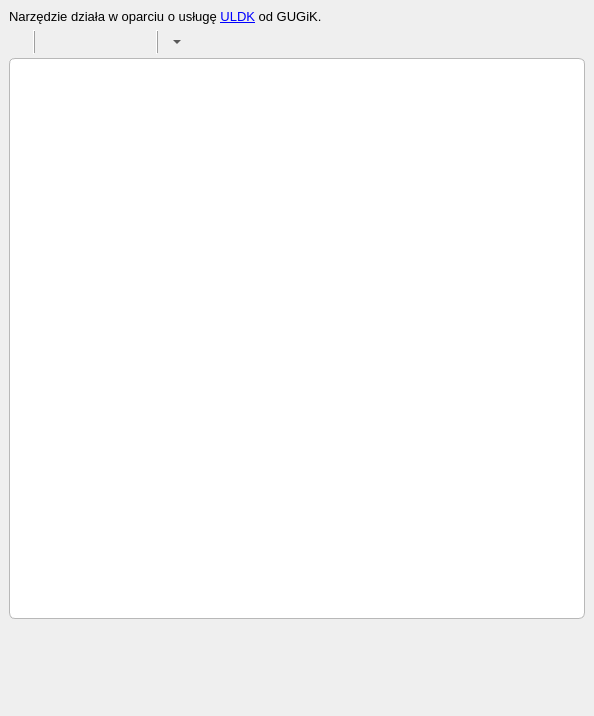
Before: the Qt Designer form gissupport_plugin/modules/uldk/plugin_dockwidget_base.ui in gis-support/gis-support-plugin, drawn with Qt 5.
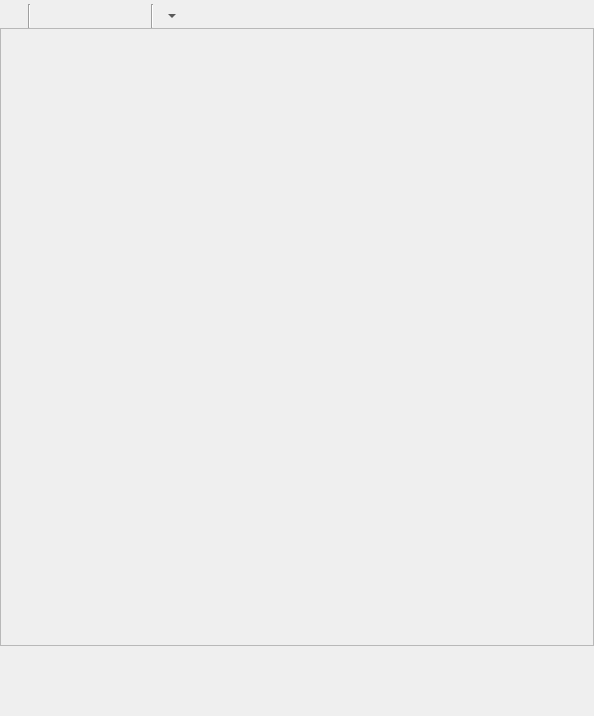
After: the same form once the commit is applied. Icons and pictures are not drawn.

```diff
--- a/gissupport_plugin/modules/uldk/plugin_dockwidget_base.ui
+++ b/gissupport_plugin/modules/uldk/plugin_dockwidget_base.ui
@@ -10,59 +10,17 @@
     <height>716</height>
    </rect>
   </property>
+  <property name="minimumSize">
+   <size>
+    <width>190</width>
+    <height>0</height>
+   </size>
+  </property>
   <property name="windowTitle">
    <string>Wtyczka GIS Support - Wyszukiwarka działek ewidencyjnych</string>
   </property>
   <widget class="QWidget" name="dockWidgetContents">
    <layout class="QVBoxLayout" name="verticalLayout_4">
-    <item>
-     <widget class="QLabel" name="infoLabel">
-      <property name="text">
-       <string>&lt;html&gt;&lt;head/&gt;&lt;body&gt;&lt;p&gt;&lt;span style=&quot; font-size:10pt;&quot;&gt;Narzędzie działa w oparciu o usługę &lt;a href=&quot;https://uldk.gugik.gov.pl/opis.html&quot;&gt;&lt;span style=&quot; text-decoration: underline; color:#0000ff;&quot;&gt;ULDK&lt;/span&gt;&lt;/a&gt; od GUGiK.&lt;/span&gt;&lt;/p&gt;&lt;/body&gt;&lt;/html&gt;</string>
-      </property>
-      <property name="textFormat">
-       <enum>Qt::RichText</enum>
-      </property>
-      <property name="wordWrap">
-       <bool>true</bool>
-      </property>
-      <property name="openExternalLinks">
-       <bool>true</bool>
-      </property>
-     </widget>
-    </item>
-    <item>
-     <widget class="QScrollArea" name="scrollArea">
-      <property name="styleSheet">
-       <string notr="true">QWidget#dynamic_container {
-    background-color: palette(base);
-    border: 1px solid palette(mid);
-    border-radius: 6px;
-    margin-top: 4px;
-}</string>
-      </property>
-      <property name="frameShape">
-       <enum>QFrame::NoFrame</enum>
-      </property>
-      <property name="frameShadow">
-       <enum>QFrame::Plain</enum>
-      </property>
-      <property name="midLineWidth">
-       <number>0</number>
-      </property>
-      <property name="widgetResizable">
-       <bool>true</bool>
-      </property>
-      <widget class="QWidget" name="scrollAreaWidgetContents">
-       <property name="geometry">
-        <rect>
-         <x>0</x>
-         <y>0</y>
-         <width>570</width>
-         <height>560</height>
-        </rect>
-       </property>
-       <layout class="QVBoxLayout" name="verticalLayout_6">
        <property name="spacing">
          <number>0</number>
         </property>
@@ -70,7 +28,7 @@
          <number>0</number>
         </property>
         <property name="topMargin">
-         <number>0</number>
+     <number>4</number>
         </property>
         <property name="rightMargin">
          <number>0</number>
@@ -103,7 +61,7 @@
             <number>0</number>
            </property>
            <property name="leftMargin">
-            <number>0</number>
+        <number>4</number>
            </property>
            <property name="topMargin">
             <number>0</number>
@@ -116,6 +74,18 @@
            </property>
            <item>
             <widget class="QToolButton" name="btnIdentify">
+         <property name="minimumSize">
+          <size>
+           <width>24</width>
+           <height>24</height>
+          </size>
+         </property>
+         <property name="maximumSize">
+          <size>
+           <width>24</width>
+           <height>24</height>
+          </size>
+         </property>
              <property name="text">
               <string/>
              </property>
@@ -154,7 +124,7 @@
               </sizepolicy>
              </property>
              <property name="frameShadow">
-              <enum>QFrame::Raised</enum>
+          <enum>QFrame::Sunken</enum>
              </property>
              <property name="orientation">
               <enum>Qt::Vertical</enum>
@@ -163,6 +133,18 @@
            </item>
            <item>
             <widget class="QToolButton" name="btn_tab_search">
+         <property name="minimumSize">
+          <size>
+           <width>24</width>
+           <height>24</height>
+          </size>
+         </property>
+         <property name="maximumSize">
+          <size>
+           <width>24</width>
+           <height>24</height>
+          </size>
+         </property>
              <property name="mouseTracking">
               <bool>false</bool>
              </property>
@@ -194,6 +176,18 @@
            </item>
            <item>
             <widget class="QToolButton" name="btn_tab_import_csv">
+         <property name="minimumSize">
+          <size>
+           <width>24</width>
+           <height>24</height>
+          </size>
+         </property>
+         <property name="maximumSize">
+          <size>
+           <width>24</width>
+           <height>24</height>
+          </size>
+         </property>
              <property name="iconSize">
               <size>
                <width>20</width>
@@ -219,6 +213,18 @@
            </item>
            <item>
             <widget class="QToolButton" name="btn_tab_from_csv_file">
+         <property name="minimumSize">
+          <size>
+           <width>24</width>
+           <height>24</height>
+          </size>
+         </property>
+         <property name="maximumSize">
+          <size>
+           <width>24</width>
+           <height>24</height>
+          </size>
+         </property>
              <property name="iconSize">
               <size>
                <width>20</width>
@@ -244,6 +250,18 @@
            </item>
            <item>
             <widget class="QToolButton" name="btn_tab_import_layer">
+         <property name="minimumSize">
+          <size>
+           <width>24</width>
+           <height>24</height>
+          </size>
+         </property>
+         <property name="maximumSize">
+          <size>
+           <width>24</width>
+           <height>24</height>
+          </size>
+         </property>
              <property name="iconSize">
               <size>
                <width>20</width>
@@ -269,6 +287,18 @@
            </item>
            <item>
             <widget class="QToolButton" name="btn_tab_check_layer">
+         <property name="minimumSize">
+          <size>
+           <width>24</width>
+           <height>24</height>
+          </size>
+         </property>
+         <property name="maximumSize">
+          <size>
+           <width>24</width>
+           <height>24</height>
+          </size>
+         </property>
              <property name="iconSize">
               <size>
                <width>20</width>
@@ -301,7 +331,7 @@
               </sizepolicy>
              </property>
              <property name="frameShadow">
-              <enum>QFrame::Raised</enum>
+          <enum>QFrame::Sunken</enum>
              </property>
              <property name="orientation">
               <enum>Qt::Vertical</enum>
@@ -310,6 +340,18 @@
            </item>
            <item>
             <widget class="QToolButton" name="btn_save_settings">
+         <property name="minimumSize">
+          <size>
+           <width>24</width>
+           <height>24</height>
+          </size>
+         </property>
+         <property name="maximumSize">
+          <size>
+           <width>24</width>
+           <height>24</height>
+          </size>
+         </property>
              <property name="iconSize">
               <size>
                <width>20</width>
@@ -335,6 +377,18 @@
            </item>
            <item>
             <widget class="QToolButton" name="btn_info">
+         <property name="minimumSize">
+          <size>
+           <width>24</width>
+           <height>24</height>
+          </size>
+         </property>
+         <property name="maximumSize">
+          <size>
+           <width>24</width>
+           <height>24</height>
+          </size>
+         </property>
              <property name="iconSize">
               <size>
                <width>20</width>
@@ -375,45 +429,24 @@
          </widget>
         </item>
         <item>
-         <widget class="QFrame" name="frame_save_settings">
+     <widget class="QScrollArea" name="scrollArea">
           <property name="frameShape">
-           <enum>QFrame::NoFrame</enum>
-          </property>
-          <layout class="QVBoxLayout" name="verticalLayout_save">
-           <property name="spacing">
-            <number>0</number>
-           </property>
-           <property name="leftMargin">
-            <number>0</number>
-           </property>
-           <property name="topMargin">
-            <number>0</number>
-           </property>
-           <property name="rightMargin">
-            <number>0</number>
-           </property>
-           <property name="bottomMargin">
-            <number>0</number>
-           </property>
-           <item>
-            <widget class="QFrame" name="dynamic_container">
-             <property name="sizePolicy">
-              <sizepolicy hsizetype="Preferred" vsizetype="Expanding">
-               <horstretch>0</horstretch>
-               <verstretch>0</verstretch>
-              </sizepolicy>
-             </property>
-             <property name="styleSheet">
-              <string notr="true"/>
-             </property>
-             <property name="frameShape">
-              <enum>QFrame::NoFrame</enum>
+       <enum>QFrame::StyledPanel</enum>
              </property>
              <property name="frameShadow">
-              <enum>QFrame::Raised</enum>
-             </property>
-             <property name="lineWidth">
-              <number>1</number>
+       <enum>QFrame::Plain</enum>
+      </property>
+      <property name="widgetResizable">
+       <bool>true</bool>
+      </property>
+      <widget class="QWidget" name="scrollAreaWidgetContents">
+       <property name="geometry">
+        <rect>
+         <x>0</x>
+         <y>0</y>
+         <width>592</width>
+         <height>600</height>
+        </rect>
              </property>
              <layout class="QVBoxLayout" name="verticalLayout_2">
               <property name="spacing">
@@ -423,7 +456,7 @@
                <number>8</number>
               </property>
               <property name="topMargin">
-               <number>8</number>
+         <number>0</number>
               </property>
               <property name="rightMargin">
                <number>8</number>
@@ -431,12 +464,6 @@
               <property name="bottomMargin">
                <number>8</number>
               </property>
-             </layout>
-            </widget>
-           </item>
-          </layout>
-         </widget>
-        </item>
        </layout>
       </widget>
      </widget>
```
Left out of the diff: 48 changed lines with no effect on the pictures. Lines whose indentation alone changed are shown as unchanged.
